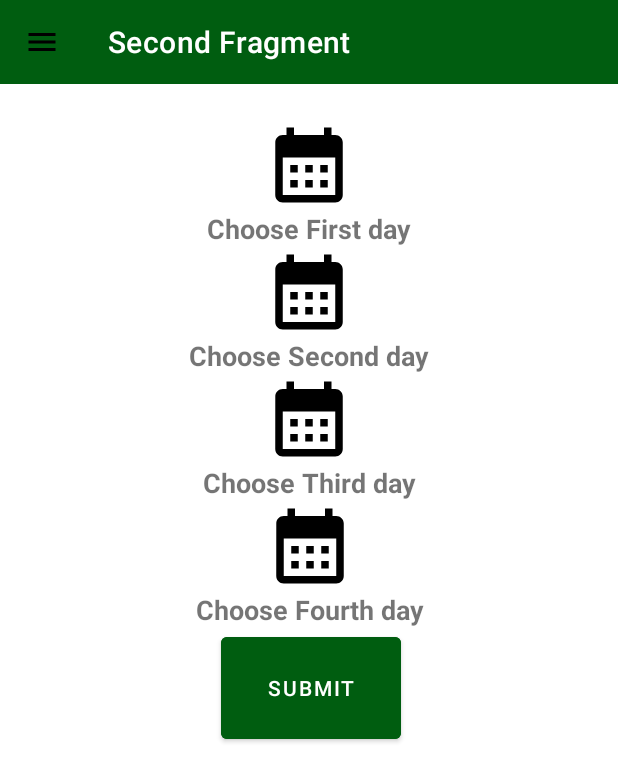
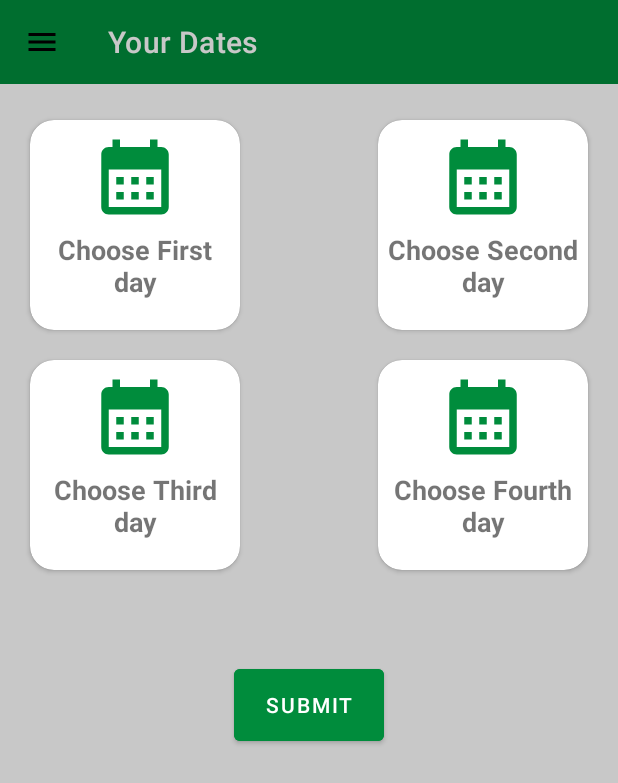
Before and after one commit to omarhatem1995/Mika, an Android app: the SecondFragment screen opened through its navigation route, on a phone screen of 412 x 824 dp. Shown: the top 783 px of the screen. Run offline under Robolectric (Android 15) with nearby library versions, the light colour scheme and no system bars; our stand-ins replace Firebase (no records; nobody signed in at launch, a user with empty details on screens opened directly), navigation-ui; libraries missing offline, so code that uses them is left out: com.firebase.ui.

Commit message:
- Changed some UI designs.

```diff
--- a/app/src/main/java/com/mika/LoginActivity.kt
+++ b/app/src/main/java/com/mika/LoginActivity.kt
@@ -126,7 +126,7 @@ class LoginActivity : AppCompatActivity() {
             .setAvailableProviders(providers)
             .setLogo(R.drawable.mika)
 
-            .setIsSmartLockEnabled(false)
+            .setIsSmartLockEnabled(true)
             .setTheme(R.style.Theme_Mika_NoActionBar)
             .build())
 
--- a/app/src/main/java/com/mika/MainActivity.kt
+++ b/app/src/main/java/com/mika/MainActivity.kt
@@ -57,12 +57,12 @@ class MainActivity : AppCompatActivity() , NavigationView.OnNavigationItemSelect
         binding.navigationDrawer.setupWithNavController(navController)
         binding.navigationDrawer.setNavigationItemSelectedListener(this)
 
-        toggle = ActionBarDrawerToggle(this, binding?.drawerLayout, R.string.nav_open, R.string.nav_close);
+        toggle = ActionBarDrawerToggle(this, binding.drawerLayout, R.string.nav_open, R.string.nav_close);
         binding.drawerLayout.addDrawerListener(toggle)
         binding.navigationDrawer.bringToFront()
         toggle.syncState()
 
-        writeNewUser("1","name","email")
+//        writeNewUser("1","name","email")
     }
     fun checkingDrawerState(navController: NavController, drawerLayout: DrawerLayout)
     {
--- a/app/src/main/java/com/mika/SecondFragment.kt
+++ b/app/src/main/java/com/mika/SecondFragment.kt
@@ -39,10 +39,15 @@ class SecondFragment : Fragment() {
     private var firebaseDataBase : FirebaseDatabase?=null
     private var firebaseAuth : FirebaseAuth? = null
     private var selectedDates:Pair<String,String>?= null
+//    val activity :MainActivity = requireActivity() as MainActivity
 
     // This property is only valid between onCreateView and
     // onDestroyView.
     private val binding get() = _binding!!
+    override fun onResume() {
+        super.onResume()
+        (activity as MainActivity).supportActionBar?.title = getString(R.string.your_dates)
+    }
 
     override fun onCreateView(
         inflater: LayoutInflater, container: ViewGroup?,
@@ -71,7 +76,6 @@ class SecondFragment : Fragment() {
     override fun onViewCreated(view: View, savedInstanceState: Bundle?) {
         super.onViewCreated(view, savedInstanceState)
 
-        val activity :MainActivity = requireActivity() as MainActivity
 /*
         activity.setSupportActionBar(_binding?.toolBar)
         activity.supportActionBar?.setDisplayHomeAsUpEnabled(true);
@@ -111,7 +115,7 @@ class SecondFragment : Fragment() {
 
         _binding?.submitDates?.setOnClickListener {
             if(selectedDates2.size < 4)
-                Toast.makeText(requireContext(),"Please select your 4 dates",Toast.LENGTH_LONG).show()
+                Toast.makeText(requireContext(),getString(R.string.please_select_your_4_dates),Toast.LENGTH_LONG).show()
             else
                 viewLifecycleOwner.lifecycleScope.launch { insertDatesInFirebase() }
 
@@ -128,8 +132,6 @@ class SecondFragment : Fragment() {
         datesMap.put("Second", "${selectedDates2.get(1)}");
         datesMap.put("Third", "${selectedDates2.get(2)}");
         datesMap.put("Fourth", "${selectedDates2.get(3)}");
-//        ref.setValue(names);
-        Log.d("currentMonth"  , currentMonth)
         firebaseDataBase?.reference?.child("Dates")?.child("${firebaseAuth?.currentUser?.uid}")
             ?.child(currentMonth)?.setValue(datesMap)?.await()
     }
--- a/app/src/main/res/layout/activity_main.xml
+++ b/app/src/main/res/layout/activity_main.xml
@@ -24,7 +24,7 @@
         android:id="@+id/toolBar"
         android:layout_width="match_parent"
         android:layout_height="wrap_content"
-        android:background="@color/colorAccent"
+        android:background="@color/mika_green"
         android:gravity="center"
         android:theme="@style/ThemeOverlay.AppCompat.Dark.ActionBar"
         app:layout_constraintStart_toStartOf="parent"
--- a/app/src/main/res/layout/fragment_second.xml
+++ b/app/src/main/res/layout/fragment_second.xml
@@ -1,21 +1,32 @@
 <?xml version="1.0" encoding="utf-8"?>
 <androidx.constraintlayout.widget.ConstraintLayout xmlns:android="http://schemas.android.com/apk/res/android"
     xmlns:app="http://schemas.android.com/apk/res-auto"
-    xmlns:tools="http://schemas.android.com/tools"
     android:layout_width="match_parent"
     android:layout_height="match_parent"
-    android:gravity="center"
-    android:orientation="vertical">
+    android:background="@color/cardview_shadow_start_color">
 
+    <androidx.cardview.widget.CardView
+        android:id="@+id/cardView_firstday"
+        android:layout_width="140dp"
+        android:layout_height="140dp"
+        android:layout_marginStart="20dp"
+        android:layout_marginTop="80dp"
+        app:cardCornerRadius="16dp"
+        app:cardBackgroundColor="@color/white"
+        app:layout_constraintStart_toStartOf="parent"
+        app:layout_constraintTop_toTopOf="parent">
 
+        <androidx.constraintlayout.widget.ConstraintLayout
+            android:layout_width="match_parent"
+            android:layout_height="match_parent">
 
-
-    <ImageView
+            <androidx.appcompat.widget.AppCompatImageView
                 android:id="@+id/first_day"
                 android:layout_width="80dp"
                 android:layout_height="60dp"
-        android:layout_marginTop="80dp"
+                android:layout_marginTop="8dp"
                 android:src="@drawable/ic_baseline_calendar_month_24"
+                android:tint="@color/mika_green"
                 app:layout_constraintEnd_toEndOf="parent"
                 app:layout_constraintStart_toStartOf="parent"
                 app:layout_constraintTop_toTopOf="parent" />
@@ -24,87 +35,155 @@
                 android:id="@+id/first_day_textview"
                 android:layout_width="wrap_content"
                 android:layout_height="wrap_content"
-        android:layout_marginBottom="5dp"
-        android:text="Choose First day"
+                android:layout_margin="6dp"
+                android:paddingStart="4dp"
+                android:paddingEnd="4dp"
+                android:gravity="center"
+                android:text="@string/choose_first_day"
                 android:textSize="18sp"
                 android:textStyle="bold"
-        app:layout_constraintEnd_toEndOf="@id/first_day"
-        app:layout_constraintStart_toStartOf="@id/first_day"
+                app:layout_constraintEnd_toEndOf="parent"
+                app:layout_constraintStart_toStartOf="parent"
                 app:layout_constraintTop_toBottomOf="@id/first_day" />
 
-    <ImageView
+        </androidx.constraintlayout.widget.ConstraintLayout>
+
+    </androidx.cardview.widget.CardView>
+
+    <androidx.cardview.widget.CardView
+        android:id="@+id/cardView_secondday"
+        android:layout_width="140dp"
+        android:layout_height="140dp"
+        android:layout_marginTop="80dp"
+        android:layout_marginEnd="20dp"
+        app:cardCornerRadius="16dp"
+        app:cardBackgroundColor="@color/white"
+        app:layout_constraintEnd_toEndOf="parent"
+        app:layout_constraintTop_toTopOf="parent">
+
+        <androidx.constraintlayout.widget.ConstraintLayout
+            android:layout_width="match_parent"
+            android:layout_height="match_parent">
+
+            <androidx.appcompat.widget.AppCompatImageView
                 android:id="@+id/second_day"
                 android:layout_width="80dp"
                 android:layout_height="60dp"
                 android:src="@drawable/ic_baseline_calendar_month_24"
-        app:layout_constraintEnd_toEndOf="@id/first_day_textview"
-        app:layout_constraintStart_toStartOf="@id/first_day_textview"
-        app:layout_constraintTop_toBottomOf="@id/first_day_textview" />
+                android:tint="@color/mika_green"
+                android:layout_marginTop="8dp"
+                app:layout_constraintEnd_toEndOf="parent"
+                app:layout_constraintStart_toStartOf="parent"
+                app:layout_constraintTop_toTopOf="parent" />
 
             <TextView
                 android:id="@+id/second_day_textview"
                 android:layout_width="wrap_content"
                 android:layout_height="wrap_content"
-        android:layout_marginBottom="5dp"
-        android:text="Choose Second day"
+                android:layout_margin="6dp"
+                android:gravity="center"
+                android:text="@string/choose_second_day"
                 android:textSize="18sp"
                 android:textStyle="bold"
-        app:layout_constraintEnd_toEndOf="@id/second_day"
-        app:layout_constraintStart_toStartOf="@id/second_day"
+                app:layout_constraintEnd_toEndOf="parent"
+                app:layout_constraintStart_toStartOf="parent"
                 app:layout_constraintTop_toBottomOf="@id/second_day" />
 
-    <ImageView
+        </androidx.constraintlayout.widget.ConstraintLayout>
+    </androidx.cardview.widget.CardView>
+
+    <androidx.cardview.widget.CardView
+        android:id="@+id/cardView_thirdday"
+        android:layout_width="140dp"
+        android:layout_height="140dp"
+        android:layout_marginStart="20dp"
+        android:layout_marginTop="20dp"
+        app:cardCornerRadius="16dp"
+        app:cardBackgroundColor="@color/white"
+        app:layout_constraintStart_toStartOf="parent"
+        app:layout_constraintTop_toBottomOf="@id/cardView_firstday">
+
+        <androidx.constraintlayout.widget.ConstraintLayout
+            android:layout_width="match_parent"
+            android:layout_height="match_parent">
+
+            <androidx.appcompat.widget.AppCompatImageView
                 android:id="@+id/third_day"
                 android:layout_width="80dp"
                 android:layout_height="60dp"
                 android:src="@drawable/ic_baseline_calendar_month_24"
-        app:layout_constraintEnd_toEndOf="@id/second_day_textview"
-        app:layout_constraintStart_toStartOf="@id/second_day_textview"
-        app:layout_constraintTop_toBottomOf="@id/second_day_textview" />
+                android:tint="@color/mika_green"
+                android:layout_marginTop="8dp"
+                app:layout_constraintStart_toStartOf="parent"
+                app:layout_constraintEnd_toEndOf="parent"
+                app:layout_constraintTop_toTopOf="parent" />
 
             <TextView
                 android:id="@+id/third_day_textview"
                 android:layout_width="wrap_content"
                 android:layout_height="wrap_content"
-        android:layout_marginBottom="5dp"
-        android:text="Choose Third day"
+                android:layout_margin="6dp"
+                android:text="@string/choose_third_day"
                 android:textSize="18sp"
                 android:textStyle="bold"
-        app:layout_constraintEnd_toEndOf="@id/third_day"
-        app:layout_constraintStart_toStartOf="@id/third_day"
+                android:gravity="center"
+                app:layout_constraintEnd_toEndOf="parent"
+                app:layout_constraintStart_toStartOf="parent"
                 app:layout_constraintTop_toBottomOf="@id/third_day" />
 
-    <ImageView
+        </androidx.constraintlayout.widget.ConstraintLayout>
+    </androidx.cardview.widget.CardView>
+
+    <androidx.cardview.widget.CardView
+        android:id="@+id/cardView_fourthday"
+        android:layout_width="140dp"
+        android:layout_height="140dp"
+        app:cardCornerRadius="16dp"
+        app:cardBackgroundColor="@color/white"
+        android:layout_marginTop="20dp"
+        app:layout_constraintTop_toBottomOf="@id/cardView_secondday"
+        app:layout_constraintStart_toStartOf="@id/cardView_secondday">
+
+        <androidx.constraintlayout.widget.ConstraintLayout
+            android:layout_width="match_parent"
+            android:layout_height="match_parent">
+
+    <androidx.appcompat.widget.AppCompatImageView
         android:id="@+id/fourth_day"
         android:layout_width="80dp"
         android:layout_height="60dp"
         android:src="@drawable/ic_baseline_calendar_month_24"
-        app:layout_constraintEnd_toEndOf="@id/third_day_textview"
-        app:layout_constraintStart_toStartOf="@id/third_day_textview"
-        app:layout_constraintTop_toBottomOf="@id/third_day_textview" />
-
+        android:tint="@color/mika_green"
+        android:layout_marginTop="8dp"
+        app:layout_constraintStart_toStartOf="parent"
+        app:layout_constraintEnd_toEndOf="parent"
+        app:layout_constraintTop_toTopOf="parent" />
     <TextView
         android:id="@+id/fourth_day_textview"
         android:layout_width="wrap_content"
         android:layout_height="wrap_content"
-        android:layout_marginBottom="5dp"
-        android:text="Choose Fourth day"
+        android:layout_margin="6dp"
+        android:text="@string/choose_fourth_day"
         android:textSize="18sp"
         android:textStyle="bold"
-        app:layout_constraintEnd_toEndOf="@id/fourth_day"
-        app:layout_constraintStart_toStartOf="@id/fourth_day"
+        android:gravity="center"
+        app:layout_constraintEnd_toEndOf="parent"
+        app:layout_constraintStart_toStartOf="parent"
         app:layout_constraintTop_toBottomOf="@id/fourth_day" />
-
+        </androidx.constraintlayout.widget.ConstraintLayout>
+    </androidx.cardview.widget.CardView>
 
     <Button
         android:id="@+id/submitDates"
-        android:layout_width="120dp"
-        android:layout_height="80dp"
-        android:backgroundTint="@color/colorPrimaryDark"
-        android:text="submit"
+        android:layout_width="100dp"
+        android:layout_height="60dp"
+        android:layout_marginTop="60dp"
+        android:backgroundTint="@color/mika_green"
+        android:text="@string/submit"
         android:textColor="@color/white"
-        app:layout_constraintEnd_toEndOf="@id/fourth_day_textview"
-        app:layout_constraintStart_toStartOf="@id/fourth_day_textview"
-        app:layout_constraintTop_toBottomOf="@id/fourth_day_textview" />
+        android:elevation="4dp"
+        app:layout_constraintEnd_toEndOf="parent"
+        app:layout_constraintStart_toStartOf="parent"
+        app:layout_constraintTop_toBottomOf="@id/cardView_fourthday" />
 
 </androidx.constraintlayout.widget.ConstraintLayout>
--- a/app/src/main/res/values/colors.xml
+++ b/app/src/main/res/values/colors.xml
@@ -15,4 +15,5 @@
     <color name="mika_700">#005d10</color>
     <color name="colorAccent">#005d10</color>
     <color name="colorPrimaryDark">#005d10</color>
+    <color name="fragment_choose_dates_background">#D6DAD6</color>
 </resources>
--- a/app/src/main/res/values/strings.xml
+++ b/app/src/main/res/values/strings.xml
@@ -18,4 +18,11 @@
     <string name="nav_close">nav_close</string>
     <!-- TODO: Remove or change this placeholder text -->
     <string name="hello_blank_fragment">Hello blank fragment</string>
+    <string name="your_dates">Your Dates</string>
+    <string name="please_select_your_4_dates">Please select your 4 dates</string>
+    <string name="submit">submit</string>
+    <string name="choose_fourth_day">Choose Fourth day</string>
+    <string name="choose_third_day">Choose Third day</string>
+    <string name="choose_second_day">Choose Second day</string>
+    <string name="choose_first_day">Choose First day</string>
 </resources>
--- a/app/src/main/res/values/themes.xml
+++ b/app/src/main/res/values/themes.xml
@@ -8,11 +8,13 @@
         <!-- Secondary brand color. -->
         <item name="colorSecondary">@color/teal_200</item>
         <item name="colorSecondaryVariant">@color/teal_700</item>
-        <item name="colorOnSecondary">@color/black</item>
+        <item name="colorOnSecondary">@color/white</item>
         <!-- Status bar color. -->
         <item name="android:statusBarColor" tools:targetApi="l">?attr/colorPrimaryVariant</item>
         <!-- Customize your theme here. -->
     </style>
+
+
 
     <style name="Theme.Mika.NoActionBar">
         <item name="windowActionBar">false</item>
```
Lines whose indentation alone changed are shown as unchanged.
